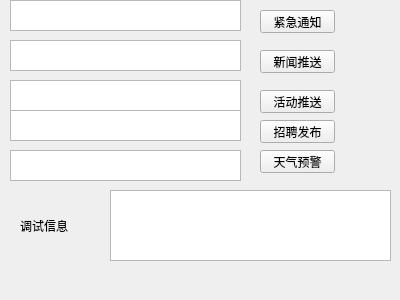
Before: the Qt Designer form mainwindow.ui in GreenOrangeTechnology/lezhiServer, drawn with Qt 5.
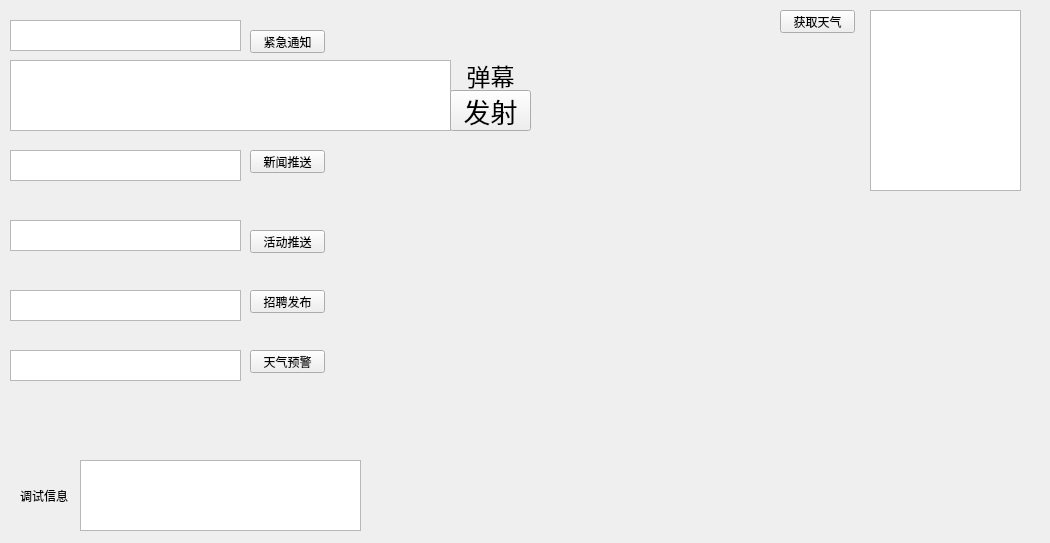
After: the same form once the commit is applied.

The edit to the form file:
```diff
--- a/mainwindow.ui
+++ b/mainwindow.ui
@@ -6,8 +6,8 @@
    <rect>
     <x>0</x>
     <y>0</y>
-    <width>400</width>
-    <height>300</height>
+    <width>1050</width>
+    <height>543</height>
    </rect>
   </property>
   <property name="windowTitle">
@@ -17,8 +17,8 @@
    <widget class="QListWidget" name="listWidget">
     <property name="geometry">
      <rect>
-      <x>110</x>
-      <y>190</y>
+      <x>80</x>
+      <y>460</y>
       <width>281</width>
       <height>71</height>
      </rect>
@@ -28,7 +28,7 @@
     <property name="geometry">
      <rect>
       <x>10</x>
-      <y>0</y>
+      <y>20</y>
       <width>231</width>
       <height>31</height>
      </rect>
@@ -37,8 +37,8 @@
    <widget class="QPushButton" name="jinjiPush">
     <property name="geometry">
      <rect>
-      <x>260</x>
-      <y>10</y>
+      <x>250</x>
+      <y>30</y>
       <width>75</width>
       <height>23</height>
      </rect>
@@ -50,8 +50,8 @@
    <widget class="QPushButton" name="newsPush">
     <property name="geometry">
      <rect>
-      <x>260</x>
-      <y>50</y>
+      <x>250</x>
+      <y>150</y>
       <width>75</width>
       <height>23</height>
      </rect>
@@ -63,8 +63,8 @@
    <widget class="QPushButton" name="activityPush">
     <property name="geometry">
      <rect>
-      <x>260</x>
-      <y>90</y>
+      <x>250</x>
+      <y>230</y>
       <width>75</width>
       <height>23</height>
      </rect>
@@ -76,8 +76,8 @@
    <widget class="QPushButton" name="zpPush">
     <property name="geometry">
      <rect>
-      <x>260</x>
-      <y>120</y>
+      <x>250</x>
+      <y>290</y>
       <width>75</width>
       <height>23</height>
      </rect>
@@ -89,8 +89,8 @@
    <widget class="QPushButton" name="weatherPush">
     <property name="geometry">
      <rect>
-      <x>260</x>
-      <y>150</y>
+      <x>250</x>
+      <y>350</y>
       <width>75</width>
       <height>23</height>
      </rect>
@@ -103,7 +103,7 @@
     <property name="geometry">
      <rect>
       <x>10</x>
-      <y>40</y>
+      <y>150</y>
       <width>231</width>
       <height>31</height>
      </rect>
@@ -113,7 +113,7 @@
     <property name="geometry">
      <rect>
       <x>10</x>
-      <y>80</y>
+      <y>220</y>
       <width>231</width>
       <height>31</height>
      </rect>
@@ -123,7 +123,7 @@
     <property name="geometry">
      <rect>
       <x>10</x>
-      <y>110</y>
+      <y>290</y>
       <width>231</width>
       <height>31</height>
      </rect>
@@ -133,7 +133,7 @@
     <property name="geometry">
      <rect>
       <x>10</x>
-      <y>150</y>
+      <y>350</y>
       <width>231</width>
       <height>31</height>
      </rect>
@@ -143,7 +143,7 @@
     <property name="geometry">
      <rect>
       <x>20</x>
-      <y>210</y>
+      <y>480</y>
       <width>61</width>
       <height>31</height>
      </rect>
@@ -152,6 +152,80 @@
      <string>调试信息</string>
     </property>
    </widget>
+   <widget class="QTextEdit" name="requestWeather">
+    <property name="geometry">
+     <rect>
+      <x>870</x>
+      <y>10</y>
+      <width>151</width>
+      <height>181</height>
+     </rect>
+    </property>
+   </widget>
+   <widget class="QPushButton" name="reqWeaButton">
+    <property name="geometry">
+     <rect>
+      <x>780</x>
+      <y>10</y>
+      <width>75</width>
+      <height>23</height>
+     </rect>
+    </property>
+    <property name="text">
+     <string>获取天气</string>
+    </property>
+   </widget>
+   <widget class="QTextEdit" name="danmuArea">
+    <property name="geometry">
+     <rect>
+      <x>10</x>
+      <y>60</y>
+      <width>441</width>
+      <height>71</height>
+     </rect>
+    </property>
+   </widget>
+   <widget class="QLabel" name="danmuLabel">
+    <property name="geometry">
+     <rect>
+      <x>460</x>
+      <y>60</y>
+      <width>61</width>
+      <height>31</height>
+     </rect>
+    </property>
+    <property name="font">
+     <font>
+      <family>Arial</family>
+      <pointsize>18</pointsize>
+     </font>
+    </property>
+    <property name="text">
+     <string>弹幕</string>
+    </property>
+    <property name="alignment">
+     <set>Qt::AlignCenter</set>
+    </property>
+   </widget>
+   <widget class="QPushButton" name="danmuPush">
+    <property name="geometry">
+     <rect>
+      <x>450</x>
+      <y>90</y>
+      <width>81</width>
+      <height>41</height>
+     </rect>
+    </property>
+    <property name="font">
+     <font>
+      <family>Arial</family>
+      <pointsize>20</pointsize>
+     </font>
+    </property>
+    <property name="text">
+     <string>发射</string>
+    </property>
+   </widget>
   </widget>
  </widget>
  <layoutdefault spacing="6" margin="11"/>
```
Left out of the diff: 4 changed lines with no effect on the pictures.
